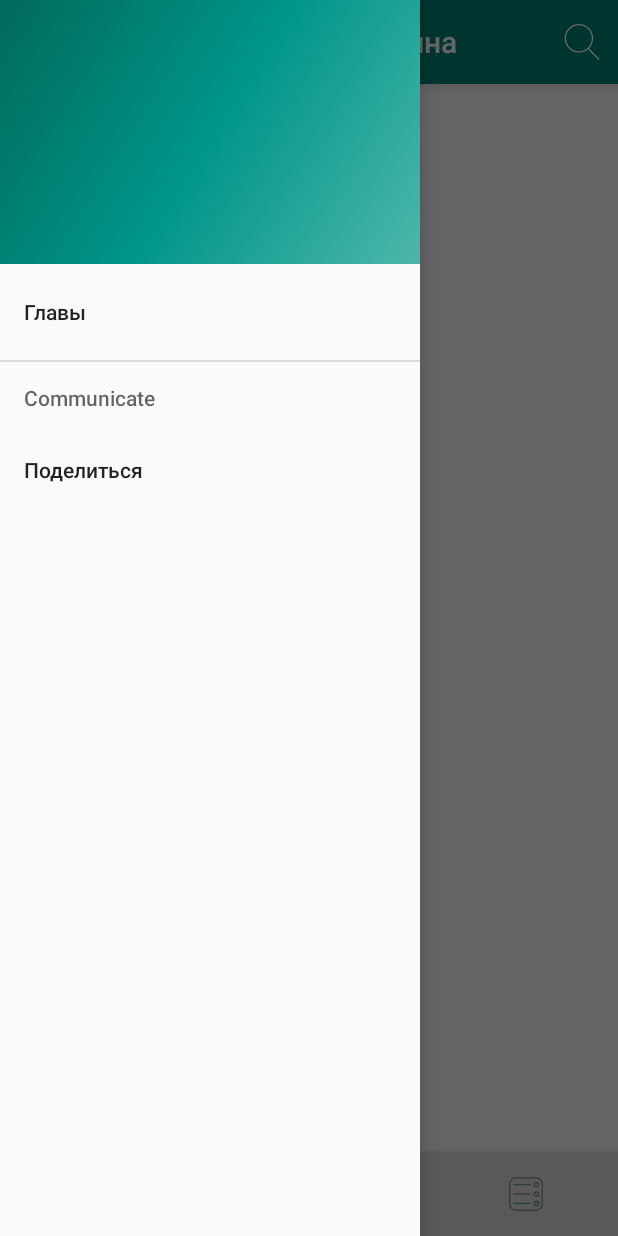
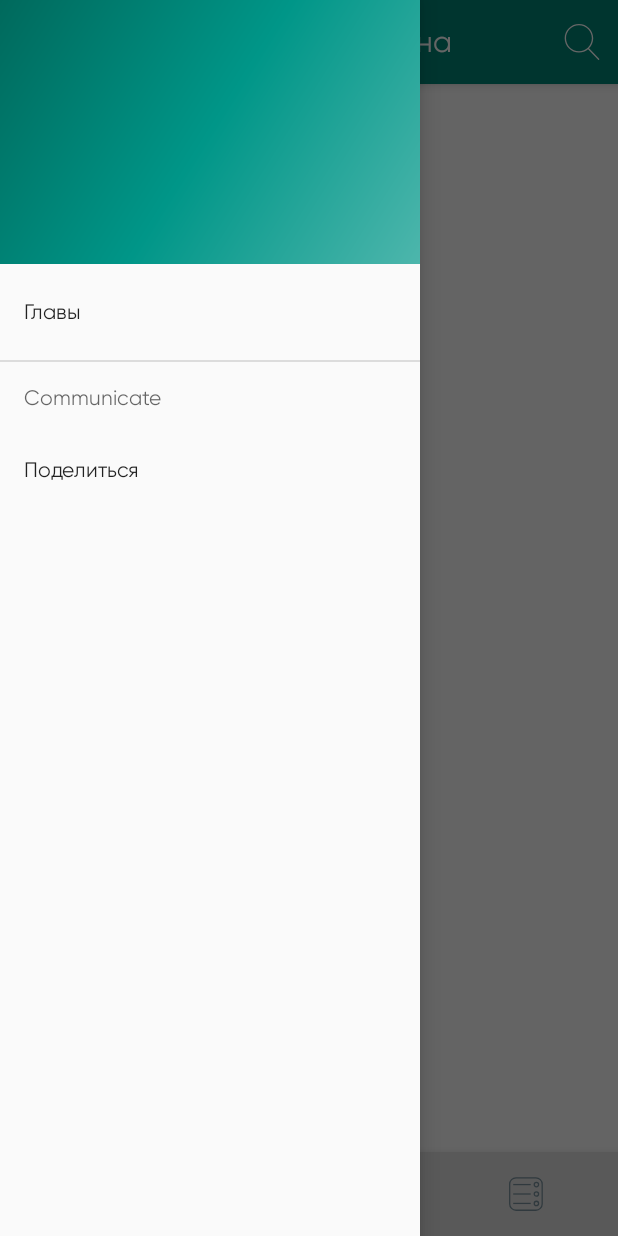
Before and after one commit to JMApps/FortressOfTheMuslim, an Android app: the screen it shows after launch (MainActivity), with the side drawer open, on a phone screen of 412 x 824 dp. Run offline under Robolectric (Android 15) with nearby library versions, the phone set to English and light mode, and no system bars.

Commit message:
Added font directory and font in style

```diff
--- a/app/src/main/res/values/styles.xml
+++ b/app/src/main/res/values/styles.xml
@@ -4,6 +4,7 @@
         <item name="colorPrimary">@color/colorPrimary</item>
         <item name="colorPrimaryDark">@color/colorPrimaryDark</item>
         <item name="colorAccent">@color/colorAccent</item>
+        <item name="android:fontFamily">@font/gilroy_reqular</item>
     </style>
 
     <style name="SplashTheme" parent="Theme.AppCompat.NoActionBar">
```
Also changed, not shown: app/src/main/res/font/gilroy_reqular.ttf (added).
